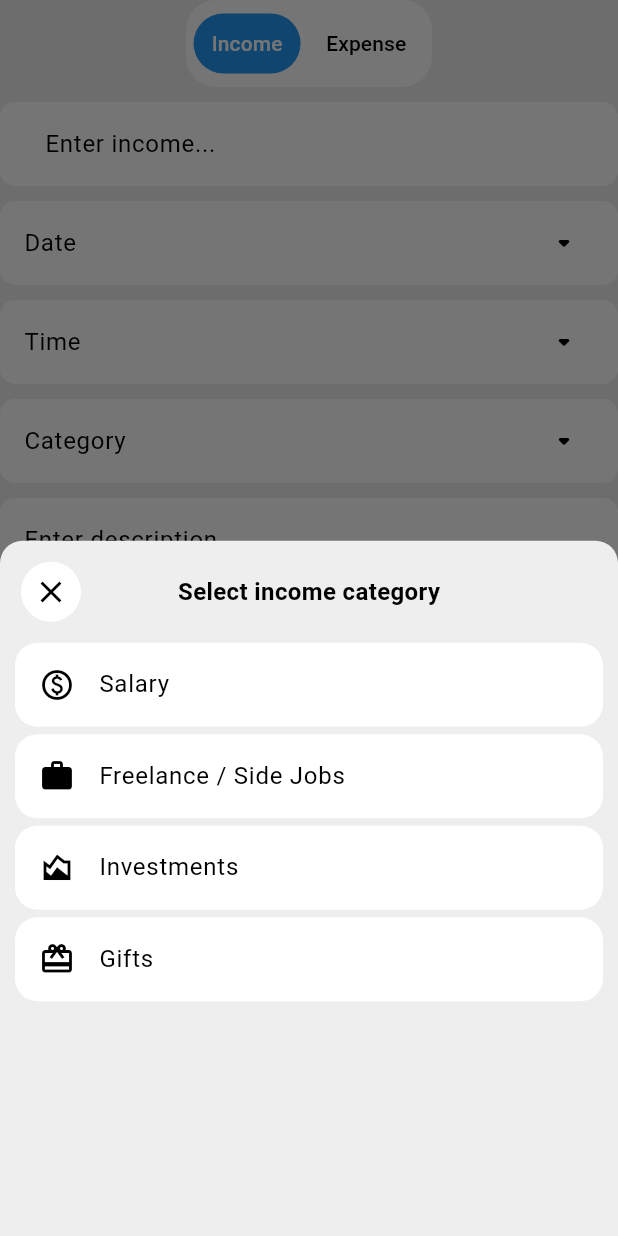
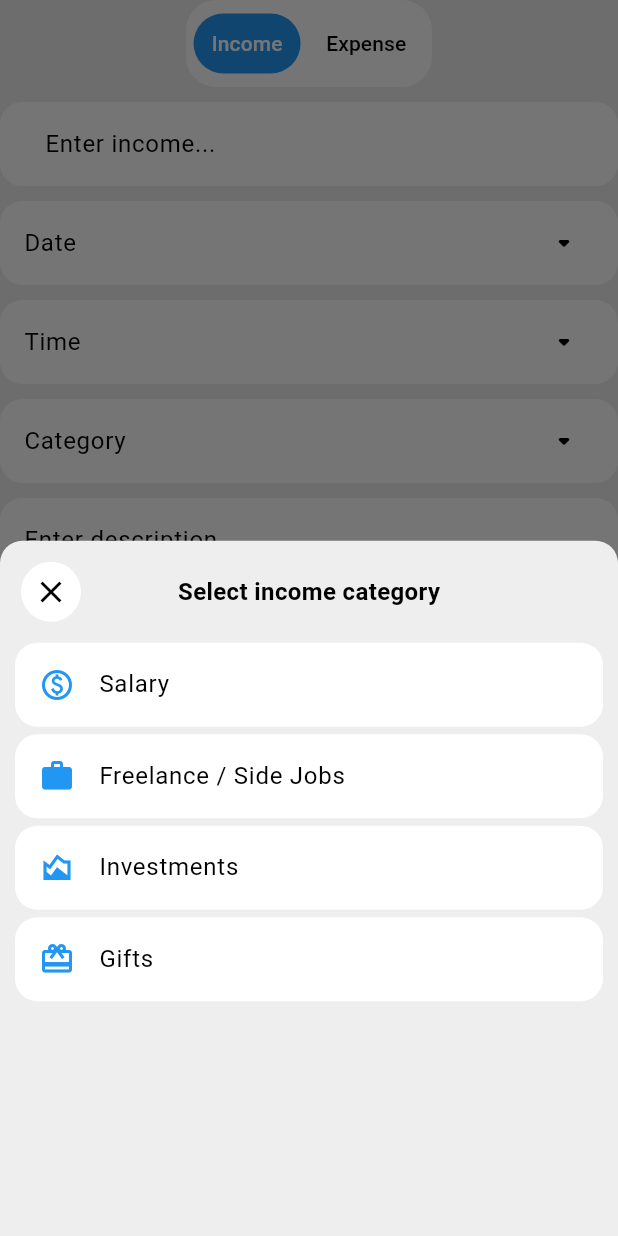
Before and after one commit to atomi19/open_budget, a Flutter app: the AddTransactionPage screen opened directly with empty values, after a tap on "Category", on a phone screen of 412 x 824 dp. Run offline on Flutter 3.47's test engine with Material 3 defaults, Android fonts, the phone set to English and light mode, and no system bars; our stand-ins replace drift, drift_flutter, shared_preferences; accounts and stored records are empty; generated files the repository leaves out were written again.

Commit message:
reuse duplicated widgets (move them into widgets directory) & small UI changes

```diff
--- /dev/null
+++ b/devtools_options.yaml
@@ -0,0 +1,3 @@
+description: This file stores settings for Dart & Flutter DevTools.
+documentation: https://docs.flutter.dev/tools/devtools/extensions#configure-extension-enablement-states
+extensions:
--- a/lib/logic/app_settings.dart
+++ b/lib/logic/app_settings.dart
@@ -1,4 +1,4 @@
-// small app settings related that are saved into shared_preferences
+// small app settings that are saved into shared_preferences
 import 'package:open_budget/logic/currencies.dart';
 import 'package:shared_preferences/shared_preferences.dart';
 
--- a/lib/pages/screens/income_screen.dart
+++ b/lib/pages/screens/income_screen.dart
@@ -3,6 +3,7 @@ import 'package:open_budget/logic/database/database.dart';
 import 'package:open_budget/logic/handle_data_submit.dart';
 import 'package:open_budget/widgets/custom_text_field.dart';
 import 'package:open_budget/widgets/date_time_picker.dart';
+import 'package:open_budget/widgets/show_categories.dart';
 import 'package:open_budget/widgets/show_snack_bar.dart';
 import 'package:open_budget/widgets/submit_button.dart';
 
@@ -48,71 +49,6 @@ class IncomeScreenState extends State<IncomeScreen> {
   DateTime? _selectedDate;
   TimeOfDay? _selectedTime;
 
-  // income categories modalBottomSheet
-  void _showIncomeCategories(BuildContext context) {
-    showModalBottomSheet(
-      backgroundColor: Colors.grey.shade200,
-      shape:const RoundedRectangleBorder(
-        borderRadius: BorderRadiusGeometry.vertical(top: Radius.circular(15))
-      ),
-      context: context,
-      builder: (context) {
-        return Padding(
-          padding: const EdgeInsets.all(10),
-          child: Column(
-            spacing: 10,
-            children: [
-              Row(
-                mainAxisAlignment: MainAxisAlignment.spaceBetween,
-                children: [
-                  IconButton(
-                    style: IconButton.styleFrom(
-                      backgroundColor: Colors.white
-                    ),
-                    onPressed: () => Navigator.pop(context),
-                    icon: const Icon(Icons.close)
-                  ),
-                  const Text(
-                    'Select income category',
-                    style: TextStyle(fontSize: 16, fontWeight: FontWeight.bold),
-                  ),
-                  const SizedBox(width: 48),
-                ],
-              ),
-              Expanded(
-                child: ListView.builder(
-                  shrinkWrap: true,
-                  itemCount: _incomeCategories.length,
-                  itemBuilder: (context, index) {
-                    return Column(
-                      children: [
-                        ListTile(
-                          tileColor: Colors.white,
-                          shape: RoundedRectangleBorder(
-                            borderRadius: BorderRadius.circular(15)
-                          ),
-                          leading: Icon(_incomeCategories[index]['icon']),
-                          title: Text(_incomeCategories[index]['name']),
-                          onTap: () {
-                            Navigator.pop(context);
-                            setState(() {
-                              _selectedCategory = _incomeCategories[index]['name'];
-                            });
-                          }
-                        ),
-                        const SizedBox(height: 5),
-                      ],
-                    );
-                  }
-                ),
-              )
-            ],
-          )
-        );
-      }
-    );
-  }
-
   void _clearInputData() {
     setState(() {
       _incomeController.clear();
@@ -138,7 +74,7 @@ class IncomeScreenState extends State<IncomeScreen> {
         ListTile(
           tileColor: Colors.white,
           shape: RoundedRectangleBorder(
-            borderRadius: BorderRadius.circular(10)
+            borderRadius: BorderRadius.circular(15)
           ),
           title: Text(
             _selectedDate != null
@@ -147,15 +83,17 @@ class IncomeScreenState extends State<IncomeScreen> {
           ),
           trailing: const Icon(Icons.arrow_drop_down_rounded),
           onTap: () async {
-            _selectedDate = await pickDate(context);
-            setState(() {});
+            final selectedDate = await pickDate(context);
+            setState(() {
+              _selectedDate = selectedDate;
+            });
           }
         ),
         // time
         ListTile(
           tileColor: Colors.white,
           shape: RoundedRectangleBorder(
-            borderRadius: BorderRadius.circular(10)
+            borderRadius: BorderRadius.circular(15)
           ),
           title: Text(
             _selectedTime != null
@@ -164,14 +102,16 @@ class IncomeScreenState extends State<IncomeScreen> {
           ),
           trailing: const Icon(Icons.arrow_drop_down_rounded),
           onTap: () async {
-            _selectedTime = await pickTime(context);
-            setState(() {});
+            final selectedTime = await pickTime(context);
+            setState(() {
+              _selectedTime = selectedTime;
+            });
           }
         ),
         ListTile(
           tileColor: Colors.white,
           shape: RoundedRectangleBorder(
-            borderRadius: BorderRadius.circular(10)
+            borderRadius: BorderRadius.circular(15)
           ),
           title: Text(
             _selectedCategory.isEmpty
@@ -179,7 +119,17 @@ class IncomeScreenState extends State<IncomeScreen> {
             : _selectedCategory
           ),
           trailing: const Icon(Icons.arrow_drop_down_rounded),
-          onTap: () => _showIncomeCategories(context),
+          onTap: () => showCategories(
+            context: context,
+            isIncome: true,
+            categories: _incomeCategories,
+            onTap: (index) {
+              Navigator.pop(context);
+              setState(() {
+                _selectedCategory = _incomeCategories[index]['name'];
+              });
+            }
+          ),
         ),
         // description text field
         CustomTextField(
--- a/lib/widgets/custom_text_field.dart
+++ b/lib/widgets/custom_text_field.dart
@@ -29,14 +29,14 @@ class CustomTextField extends StatelessWidget {
         hoverColor: Colors.white,
         hintText: hintText,
         enabledBorder: OutlineInputBorder(
-          borderRadius: BorderRadius.circular(10),
+          borderRadius: BorderRadius.circular(15),
           borderSide: const BorderSide(
             color: Colors.white,
             width: 1
           )
         ),
         focusedBorder: OutlineInputBorder(
-          borderRadius: BorderRadius.circular(10),
+          borderRadius: BorderRadius.circular(15),
           borderSide: const BorderSide(
             color: Colors.blue,
             width: 2,
--- /dev/null
+++ b/lib/widgets/show_categories.dart
@@ -0,0 +1,72 @@
+// show categories based on category list (used in income and expense screens)
+import 'package:flutter/material.dart';
+
+void showCategories({
+  required BuildContext context,
+  required bool isIncome,
+  required List<Map<String, dynamic>> categories,
+  required Function(int index) onTap,
+}) {
+  showModalBottomSheet(
+    context: context,
+    backgroundColor: Colors.grey.shade200,
+    shape:const RoundedRectangleBorder(
+      borderRadius: BorderRadiusGeometry.vertical(top: Radius.circular(15))
+    ),
+    builder: (context) {
+      return Padding(
+        padding: const EdgeInsets.all(10),
+        child: Column(
+          spacing: 10,
+          children: [
+            Row(
+              mainAxisAlignment: MainAxisAlignment.spaceBetween,
+              children: [
+                IconButton(
+                  style: IconButton.styleFrom(
+                    backgroundColor: Colors.white
+                  ),
+                  onPressed: () => Navigator.pop(context),
+                  icon: const Icon(Icons.close)
+                ),
+                Text(
+                  isIncome
+                  ? 'Select income category'
+                  : 'Select expense category',
+                  style: const TextStyle(fontSize: 16, fontWeight: FontWeight.bold),
+                ),
+                const SizedBox(width: 48),
+              ],
+            ),
+            Expanded(
+              child: ListView.builder(
+                shrinkWrap: true,
+                itemCount: categories.length,
+                itemBuilder: (context, index) {
+                  return Column(
+                    children: [
+                      ListTile(
+                        tileColor: Colors.white,
+                        shape: RoundedRectangleBorder(
+                          borderRadius: BorderRadius.circular(15)
+                        ),
+                        leading: Icon(
+                          categories[index]['icon'],
+                          color: Colors.blue,
+                          weight: 1,
+                        ),
+                        title: Text(categories[index]['name']),
+                        onTap: () => onTap(index),
+                      ),
+                      const SizedBox(height: 5),
+                    ],
+                  );
+                }
+              ),
+            )
+          ],
+        ),
+      );
+    }
+  );
+}
```
Also changed, not shown: lib/pages/home_page_content.dart (+25 -51 lines), lib/pages/screens/expense_screen.dart (+23 -74 lines), lib/widgets/build_transactions_list.dart (added, +51 -0 lines).
